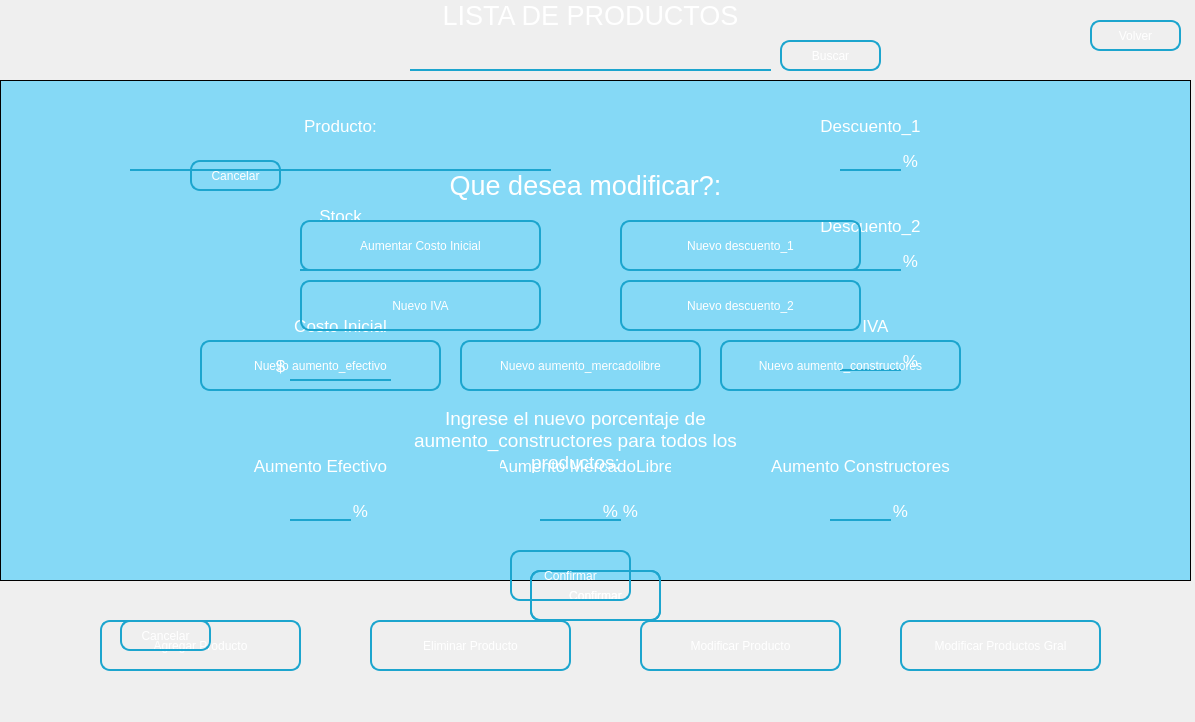
First picture: the form in ventanas/stock_fara.ui, repository LautaroRomero21/Proyecto-CRUD-para-empresa-chica, before the edit.
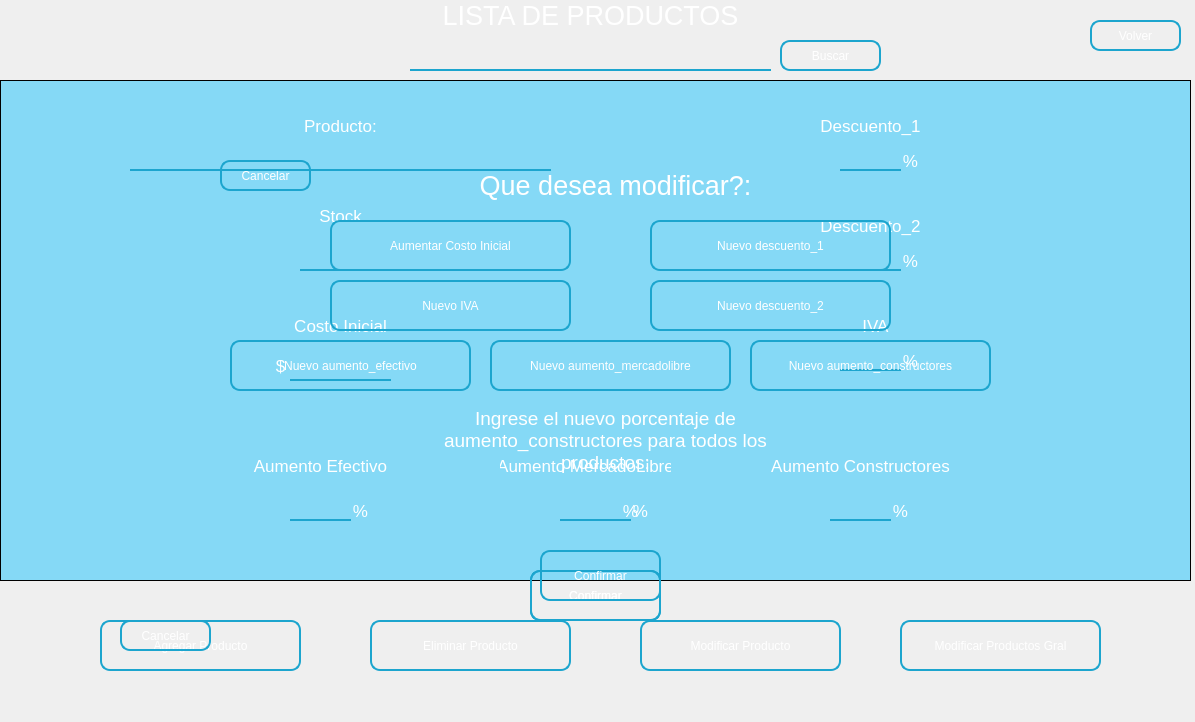
Second picture: the form after the edit. Icons and pictures are not drawn.

The edit to the form file:
```diff
--- a/ventanas/stock_fara.ui
+++ b/ventanas/stock_fara.ui
@@ -1043,7 +1043,7 @@
       <property name="geometry">
        <rect>
         <x>730</x>
-        <y>190</y>
+        <y>290</y>
         <width>61</width>
         <height>31</height>
        </rect>
@@ -1066,7 +1066,7 @@
       <property name="geometry">
        <rect>
         <x>730</x>
-        <y>290</y>
+        <y>190</y>
         <width>61</width>
         <height>31</height>
        </rect>
@@ -1239,7 +1239,7 @@
      <widget class="QWidget" name="widget_modificar_gral" native="true">
       <property name="geometry">
        <rect>
-        <x>70</x>
+        <x>100</x>
         <y>100</y>
         <width>821</width>
         <height>461</height>
```
